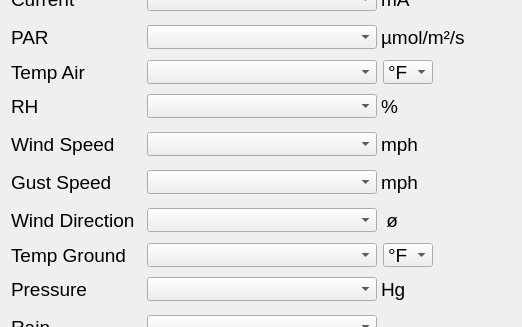
Before: the Qt Designer form datetodb.ui in Araelka/GeoApp, drawn with Qt 5; both pictures show x 0 to 522 and y 211 to 538 of the 522 by 653 pixel window.
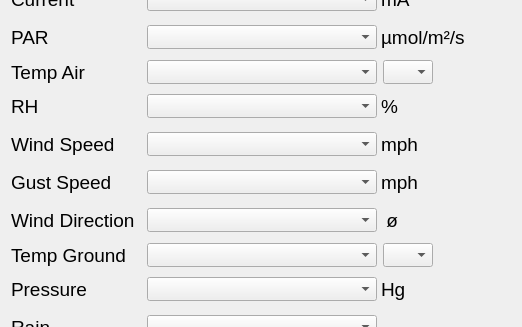
After: the same form once the commit is applied.

Commit message: modified:   GUIadddatetodb.py 	modified:   SQL.py 	modified:   __pycache__/GUIadddatetodb.cpython-310.pyc 	modified:   __pycache__/adddatatodb.cpython-310.pyc 	modified:   __pycache__/addsensor.cpython-310.pyc 	modified:   adddatatodb.py 	modified:   addsensor.py 	modified:   contacts.sqlite 	modified:   datetodb.ui 	modified:   testGUI.py

Patch:
```diff
--- a/datetodb.ui
+++ b/datetodb.ui
@@ -668,16 +668,6 @@
            <pointsize>14</pointsize>
           </font>
          </property>
-         <item>
-          <property name="text">
-           <string>°F</string>
-          </property>
-         </item>
-         <item>
-          <property name="text">
-           <string>°C</string>
-          </property>
-         </item>
         </widget>
        </item>
        <item>
@@ -1132,16 +1122,6 @@
            <pointsize>14</pointsize>
           </font>
          </property>
-         <item>
-          <property name="text">
-           <string>°F</string>
-          </property>
-         </item>
-         <item>
-          <property name="text">
-           <string>°C</string>
-          </property>
-         </item>
         </widget>
        </item>
        <item>
```
The commit also changes 9 other files.
